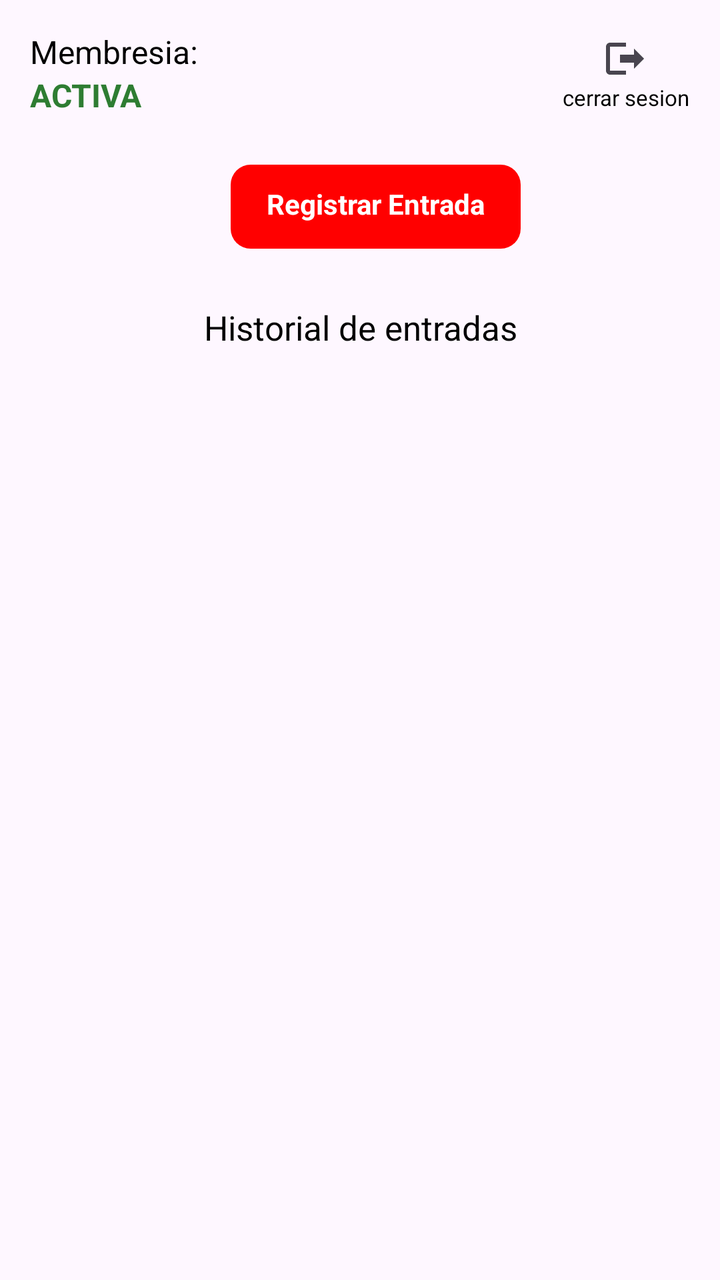
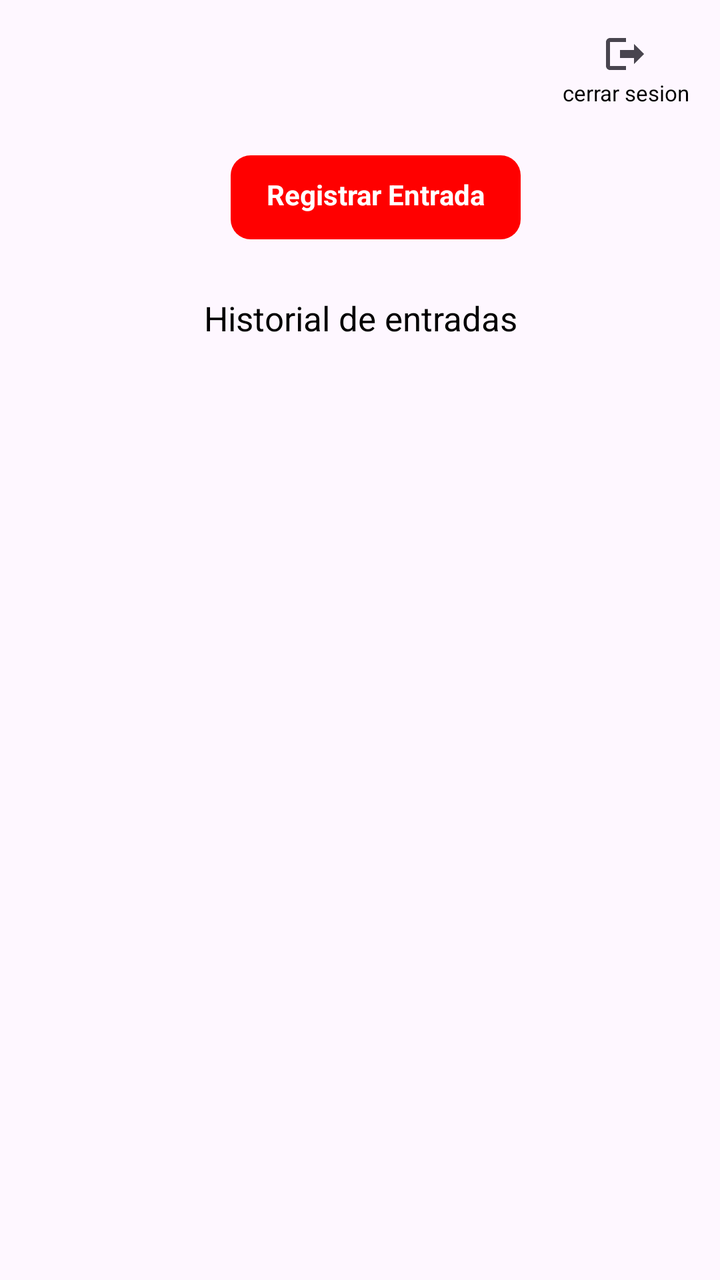

Before-and-after screenshots of an Android layout around one commit, followed by the original layout XML and the change that was made.
<!-- AndroidManifest.xml: application theme Theme.AppGYM -->
<!-- res/layout/fragment_progreso.xml -->
<?xml version="1.0" encoding="utf-8"?>
<androidx.constraintlayout.widget.ConstraintLayout xmlns:android="http://schemas.android.com/apk/res/android"
    xmlns:app="http://schemas.android.com/apk/res-auto"
    xmlns:tools="http://schemas.android.com/tools"
    android:id="@+id/main"
    android:layout_width="match_parent"
    android:layout_height="match_parent"
    tools:context=".Progreso">

    <LinearLayout
        android:layout_width="match_parent"
        android:layout_height="match_parent"
        android:orientation="vertical">

        <View
            android:layout_width="0dp"
            android:layout_height="15dp"/>

        
        <LinearLayout
            android:layout_width="match_parent"
            android:layout_height="wrap_content"
            android:orientation="horizontal"
            android:gravity="center_vertical">

            <View
                android:layout_width="15dp"
                android:layout_height="0dp"/>

            <LinearLayout
                android:layout_width="wrap_content"
                android:layout_height="wrap_content"
                android:orientation="vertical">

                <TextView
                    android:layout_width="wrap_content"
                    android:layout_height="wrap_content"
                    android:text="Membresia:"
                    android:textSize="16sp"
                    android:textColor="#000000"/>

                <TextView
                    android:layout_width="wrap_content"
                    android:layout_height="wrap_content"
                    android:text="ACTIVA"
                    android:textSize="16sp"
                    android:textStyle="bold"
                    android:textColor="#2E7D32"/>

            </LinearLayout>

            <View
                android:layout_width="0dp"
                android:layout_height="0dp"
                android:layout_weight="1"/>

            <LinearLayout
                android:layout_width="wrap_content"
                android:layout_height="wrap_content"
                android:orientation="vertical"
                android:gravity="center"
                android:background="?attr/selectableItemBackground">

                <ImageView
                    android:layout_width="wrap_content"
                    android:layout_height="wrap_content"
                    android:src="@drawable/ic_logout"/>

                <TextView
                    android:layout_width="wrap_content"
                    android:layout_height="wrap_content"
                    android:text="cerrar sesion"
                    android:textSize="11sp"
                    android:textColor="#000000"/>

            </LinearLayout>

            <View
                android:layout_width="15dp"
                android:layout_height="0dp"/>

        </LinearLayout>

        <View
            android:layout_width="0dp"
            android:layout_height="24dp"/>

        
        <LinearLayout
            android:layout_width="wrap_content"
            android:layout_height="wrap_content"
            android:layout_gravity="center">

            <View
                android:layout_width="16dp"
                android:layout_height="0dp"/>

            <TextView
                android:id="@+id/btn_registrar_entrada"

                android:layout_width="wrap_content"
                android:layout_height="42dp"
                android:background="@drawable/fondo_boton"
                android:paddingStart="18dp"
                android:paddingTop="10dp"
                android:paddingEnd="18dp"
                android:paddingBottom="10dp"
                android:text="Registrar Entrada"
                android:textColor="#FFFFFF"
                android:textStyle="bold" />

        </LinearLayout>

        <View
            android:layout_width="0dp"
            android:layout_height="28dp"/>

        
        <TextView
            android:layout_width="match_parent"
            android:layout_height="wrap_content"
            android:gravity="center"
            android:text="Historial de entradas"
            android:textSize="17sp"
            android:textColor="#000000"/>

        <View
            android:layout_width="0dp"
            android:layout_height="16dp"/>

        
        <androidx.recyclerview.widget.RecyclerView
            android:id="@+id/rv_historial"
            android:layout_width="match_parent"
            android:layout_height="0dp"
            android:layout_weight="1"
            android:paddingStart="8dp"
            android:paddingEnd="8dp"
            tools:listitem="@layout/item_entrada_historial"/>

    </LinearLayout>

</androidx.constraintlayout.widget.ConstraintLayout>
<!-- res/layout/item_entrada_historial.xml (included above) -->
<?xml version="1.0" encoding="utf-8"?>
<LinearLayout xmlns:android="http://schemas.android.com/apk/res/android"
    android:layout_width="match_parent"
    android:layout_height="wrap_content"
    android:orientation="vertical">

    <LinearLayout
        android:id="@+id/contenedor_fila"
        android:layout_width="match_parent"
        android:layout_height="wrap_content"
        android:orientation="horizontal"
        android:gravity="center_vertical"
        android:paddingTop="14dp"
        android:paddingBottom="14dp"
        android:paddingStart="16dp"
        android:paddingEnd="16dp">

        <ImageView
            android:id="@+id/img_icono_fila"
            android:layout_width="22dp"
            android:layout_height="22dp"
            android:src="@drawable/ic_pesa_historial"/>

        <View
            android:layout_width="14dp"
            android:layout_height="0dp"/>

        <TextView
            android:id="@+id/txt_fecha_fila"
            android:layout_width="0dp"
            android:layout_height="wrap_content"
            android:layout_weight="1"
            android:text="Viernes, 5 de Julio"
            android:textSize="15sp"
            android:textColor="#000000"/>

        <ImageView
            android:layout_width="16dp"
            android:layout_height="16dp"
            android:src="@drawable/ic_chevron_derecha"/>

    </LinearLayout>

    <View
        android:id="@+id/divisor_fila"
        android:layout_width="match_parent"
        android:layout_height="1dp"
        android:layout_marginStart="16dp"
        android:layout_marginEnd="16dp"
        android:background="#E5E5E5"/>

</LinearLayout>
<!-- resources referenced by this layout -->
<resources>
  <!-- drawable fondo_boton (drawable) -->
  <?xml version="1.0" encoding="utf-8"?>
  <shape xmlns:android="http://schemas.android.com/apk/res/android"
      android:shape="rectangle">
  
      <solid android:color="#FF0000" />
  
      <corners android:radius="10dp" />
  
  </shape>
  <!-- drawable ic_chevron_derecha (drawable) -->
  <vector xmlns:android="http://schemas.android.com/apk/res/android"
      android:width="16dp"
      android:height="16dp"
      android:viewportWidth="24"
      android:viewportHeight="24">
  
      <path
          android:fillColor="#BBBBBB"
          android:pathData="M9,6l6,6l-6,6l-1.4,-1.4l4.6,-4.6l-4.6,-4.6z"/>
  
  </vector>
  <!-- drawable ic_logout (drawable) -->
  <?xml version="1.0" encoding="utf-8"?>
  <vector xmlns:android="http://schemas.android.com/apk/res/android"
      android:width="24dp"
      android:height="24dp"
      android:viewportWidth="24"
      android:viewportHeight="24"
      android:tint="?attr/colorControlNormal">
      <path
          android:fillColor="#000000"
          android:pathData="M16,17l5,-5 -5,-5v3H9v4h7v3zM4,4h8v2H4v12h8v2H4c-1.1,0 -2,-0.9 -2,-2V6c0,-1.1 0.9,-2 2,-2z" />
  </vector>
  <!-- drawable ic_pesa_historial (drawable) -->
  <vector xmlns:android="http://schemas.android.com/apk/res/android"
      android:width="24dp"
      android:height="24dp"
      android:viewportWidth="24"
      android:viewportHeight="24">
  
      
      <path
          android:fillColor="#000000"
          android:pathData="M9,11h6v2H9z"/>
  
      
      <path
          android:strokeColor="#000000"
          android:strokeWidth="1.6"
          android:pathData="M3,8v8"/>
  
      
      <path
          android:strokeColor="#000000"
          android:strokeWidth="1.6"
          android:pathData="M6,6v12"/>
  
      
      <path
          android:strokeColor="#000000"
          android:strokeWidth="1.6"
          android:pathData="M18,6v12"/>
  
      
      <path
          android:strokeColor="#000000"
          android:strokeWidth="1.6"
          android:pathData="M21,8v8"/>
  
  </vector>
  <style name="Theme.AppGYM" parent="Base.Theme.AppGYM" />
  <style name="Base.Theme.AppGYM" parent="Theme.Material3.DayNight.NoActionBar">
          
          
      </style>
</resources>

<!-- the commit's change to res/layout/fragment_progreso.xml (unified diff, before → after) -->
@@ -27,27 +27,6 @@
                 android:layout_width="15dp"
                 android:layout_height="0dp"/>
 
-            <LinearLayout
-                android:layout_width="wrap_content"
-                android:layout_height="wrap_content"
-                android:orientation="vertical">
-
-                <TextView
-                    android:layout_width="wrap_content"
-                    android:layout_height="wrap_content"
-                    android:text="Membresia:"
-                    android:textSize="16sp"
-                    android:textColor="#000000"/>
-
-                <TextView
-                    android:layout_width="wrap_content"
-                    android:layout_height="wrap_content"
-                    android:text="ACTIVA"
-                    android:textSize="16sp"
-                    android:textStyle="bold"
-                    android:textColor="#2E7D32"/>
-
-            </LinearLayout>
 
             <View
                 android:layout_width="0dp"
